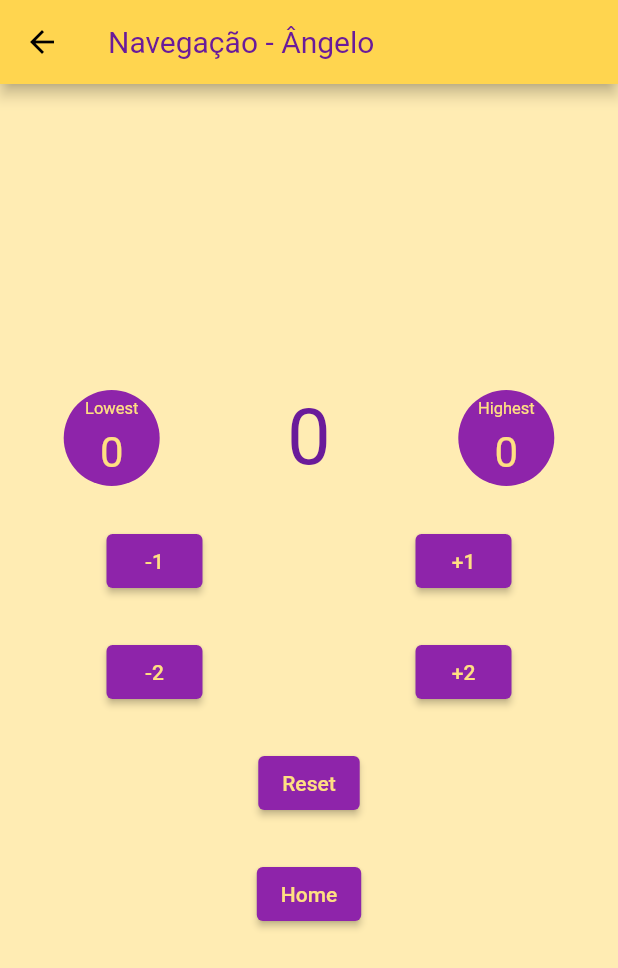
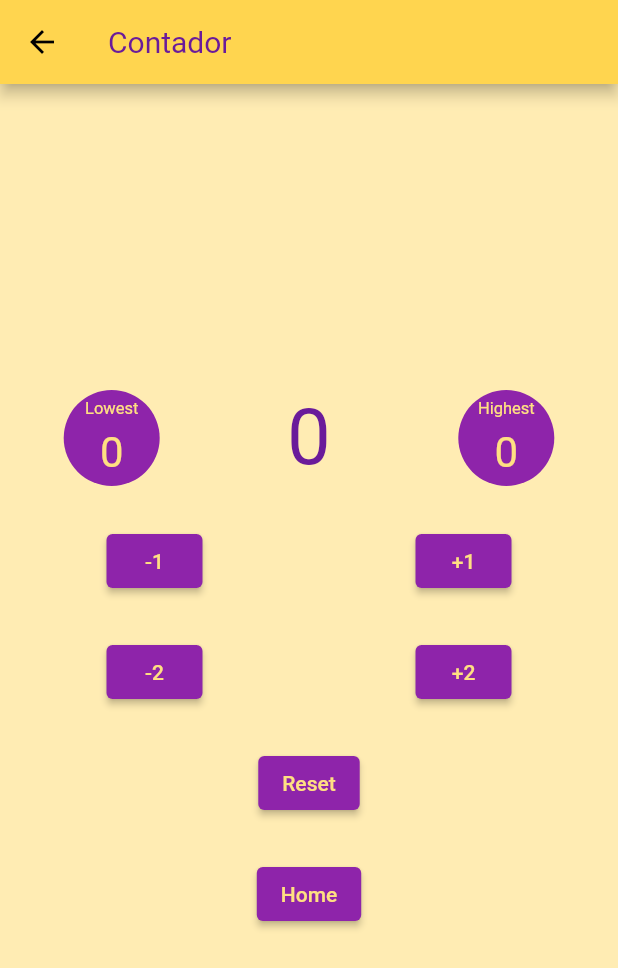
Before and after one commit to MSavioti/Estudo-Navegacao-Flutter, a Flutter app: the CounterPage screen opened by its route, on a phone screen of 412 x 824 dp. Shown: the top 968 px of the screen. Run offline on Flutter 3.47's test engine with Material 2 defaults, Android fonts, the phone set to English and light mode, and no system bars.

Commit message:
trocando forma de título da pagina do contador

```diff
--- a/lib/app/app.dart
+++ b/lib/app/app.dart
@@ -12,7 +12,7 @@ class App extends StatelessWidget {
       initialRoute: '/',
       routes: {
         '/': (context) => HomePage(),
-        '/contador': (context) => CounterPage(title: 'Navegação - Ângelo'),
+        '/contador': (context) => CounterPage(),
         '/sobre': (context) => AboutPage()
       },
     );
--- a/lib/app/pages/page_counter.dart
+++ b/lib/app/pages/page_counter.dart
@@ -3,9 +3,7 @@ import 'package:navegacao_angelo/app/shared/widgets/button_labeled_rectangular.d
 import 'package:navegacao_angelo/app/shared/widgets/circle_avatar_label_and_text.dart';
 
 class CounterPage extends StatefulWidget {
-  CounterPage({Key key, this.title}) : super(key: key);
-
-  final String title;
+  CounterPage({Key key}) : super(key: key);
 
   @override
   _CounterPageState createState() => _CounterPageState();
@@ -47,7 +45,9 @@ class _CounterPageState extends State<CounterPage> {
 
     return Scaffold(
         appBar: AppBar(
-          title: Text(widget.title),
+          title: Text(
+            'Contador',
+          ),
         ),
         body: Center(
           child: SizedBox(
```
